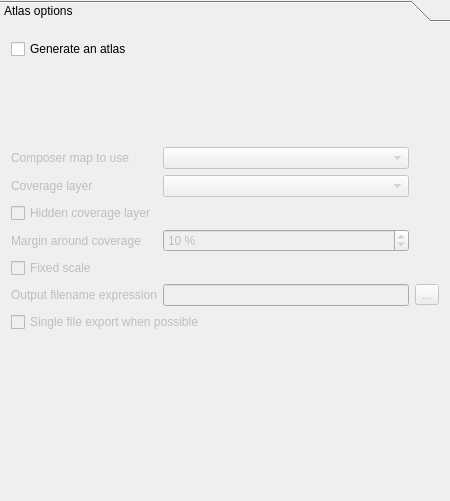
The window that src/ui/qgsatlascompositionwidgetbase.ui (qgis/QGIS) describes before a commit, drawn with Qt 5.
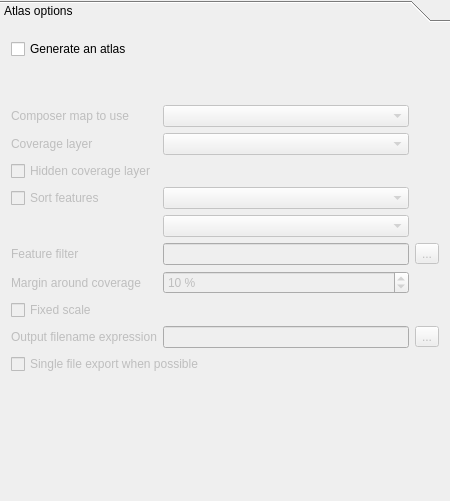
The same window after the commit.

Commit message: [Atlas] Add UI management for feature sorting and filtering

Diff of the .ui file:
```diff
--- a/src/ui/qgsatlascompositionwidgetbase.ui
+++ b/src/ui/qgsatlascompositionwidgetbase.ui
@@ -75,7 +75,14 @@
            <number>0</number>
           </property>
           <item>
-           <layout class="QGridLayout" name="gridLayout_7" rowstretch="0,0,0,0,0,0,0,0,0" columnstretch="0,0,0">
+           <layout class="QGridLayout" name="gridLayout_7" rowstretch="0,0,0,0,0,0,0,0,0,0,0" columnstretch="0,0,0">
+            <item row="5" column="0">
+             <widget class="QLabel" name="mAtlasFeatureFilterLabel">
+              <property name="text">
+               <string>Feature filter</string>
+              </property>
+             </widget>
+            </item>
             <item row="2" column="0" colspan="2">
              <widget class="QCheckBox" name="mAtlasHideCoverageCheckBox">
               <property name="toolTip">
@@ -86,21 +93,21 @@
               </property>
              </widget>
             </item>
-            <item row="4" column="0">
+            <item row="6" column="0">
              <widget class="QLabel" name="label">
               <property name="text">
                <string>Margin around coverage</string>
               </property>
              </widget>
             </item>
-            <item row="7" column="0">
+            <item row="9" column="0">
              <widget class="QLabel" name="label_5">
               <property name="text">
                <string>Output filename expression</string>
               </property>
              </widget>
             </item>
-            <item row="4" column="1">
+            <item row="6" column="1">
              <widget class="QSpinBox" name="mAtlasMarginSpinBox">
               <property name="suffix">
                <string> %</string>
@@ -113,14 +120,14 @@
               </property>
              </widget>
             </item>
-            <item row="7" column="2">
+            <item row="9" column="2">
              <widget class="QToolButton" name="mAtlasFilenameExpressionButton">
               <property name="text">
                <string>...</string>
               </property>
              </widget>
             </item>
-            <item row="7" column="1">
+            <item row="9" column="1">
              <widget class="QLineEdit" name="mAtlasFilenamePatternEdit"/>
             </item>
             <item row="1" column="0">
@@ -137,14 +144,14 @@
               </property>
              </widget>
             </item>
-            <item row="5" column="0" colspan="2">
+            <item row="7" column="0" colspan="2">
              <widget class="QCheckBox" name="mAtlasFixedScaleCheckBox">
               <property name="text">
                <string>Fixed scale</string>
               </property>
              </widget>
             </item>
-            <item row="8" column="0" colspan="2">
+            <item row="10" column="0" colspan="2">
              <widget class="QCheckBox" name="mAtlasSingleFileCheckBox">
               <property name="text">
                <string>Single file export when possible</string>
@@ -161,6 +168,29 @@
               </property>
              </widget>
             </item>
+            <item row="3" column="1">
+             <widget class="QComboBox" name="mAtlasSortFeatureKeyComboBox"/>
+            </item>
+            <item row="3" column="0">
+             <widget class="QCheckBox" name="mAtlasSortFeatureCheckBox">
+              <property name="text">
+               <string>Sort features</string>
+              </property>
+             </widget>
+            </item>
+            <item row="5" column="2">
+             <widget class="QToolButton" name="mAtlasFeatureFilterButton">
+              <property name="text">
+               <string>...</string>
+              </property>
+             </widget>
+            </item>
+            <item row="5" column="1">
+             <widget class="QLineEdit" name="mAtlasFeatureFilterEdit"/>
+            </item>
+            <item row="4" column="1">
+             <widget class="QComboBox" name="mAtlasSortFeatureDirectionComboBox"/>
+            </item>
            </layout>
           </item>
          </layout>
```
The commit also changes 2 other files.
